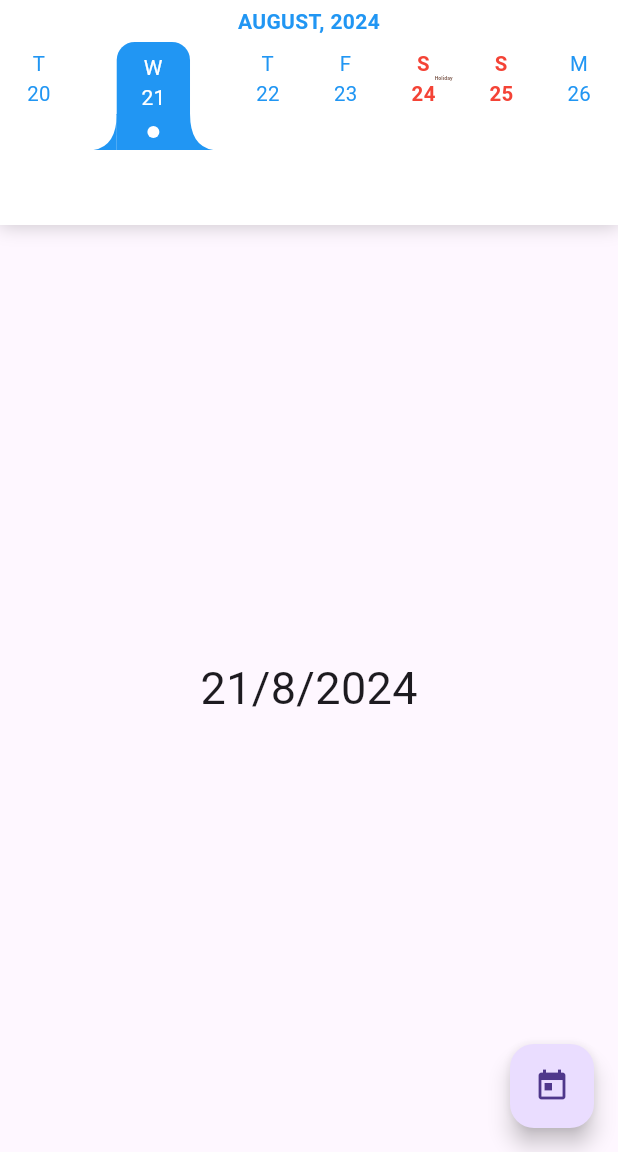
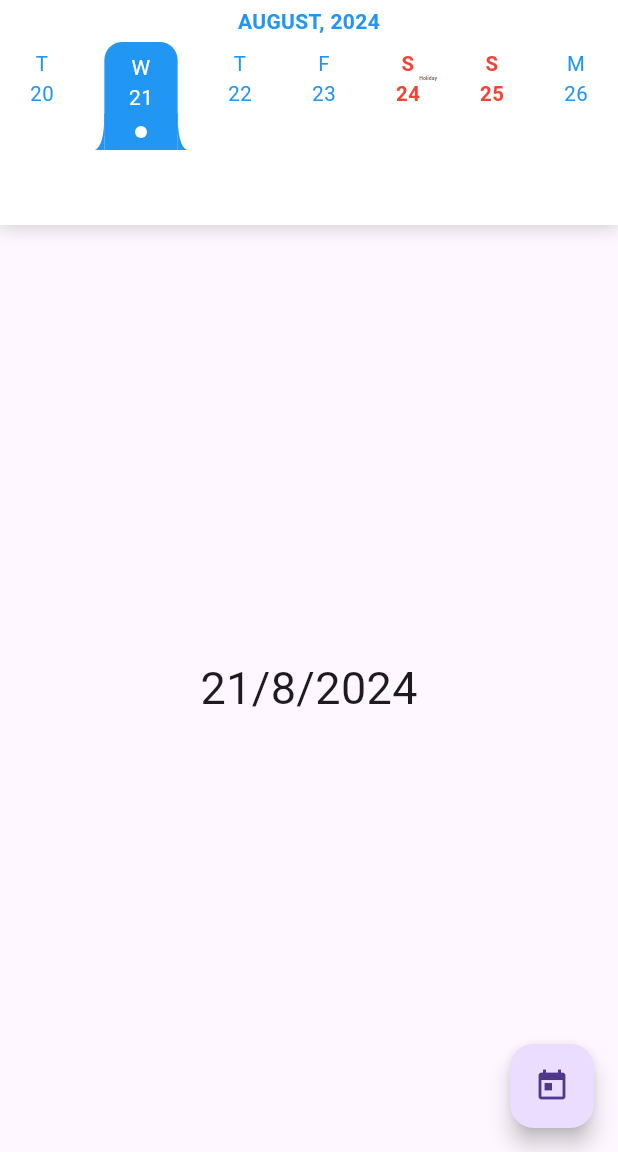
Before and after one commit to PRETOLIO-DEV/calendario_semanal, a Flutter app: the screen it shows after launch, on a phone screen of 412 x 824 dp, the part 84-1236 px from its top. Run offline on Flutter 3.47's test engine with Material 3 defaults, Android fonts, the phone set to English and light mode, and no system bars.

Commit message:
ajuste width data selecionada

```diff
--- a/lib/src/date_item.dart
+++ b/lib/src/date_item.dart
@@ -94,6 +94,8 @@ class DateItem extends StatelessWidget {
             /// Set default style each [builder] is called
             _defaultTextStyle = dateStyle;
             selectData = false;
+            bool isAdjacentDate = false;
+
             /// Check and set [Background] of today
             if (showColorToday && compareDate(date, today)) {
               _defaultBackgroundColor = todayBackgroundColor;
@@ -104,8 +106,14 @@ class DateItem extends StatelessWidget {
                 selectData = true;
                 _defaultBackgroundColor = pressedBackgroundColor;
                 _defaultTextStyle = pressedDateStyle;
+              } else if (dateSelected != null &&
+                        (compareDate(date, dateSelected.subtract(Duration(days: 1))) ||
+                          compareDate(date, dateSelected.add(Duration(days: 1))))) {
+                isAdjacentDate = true;
+                _defaultBackgroundColor = adjacentBackgroundColor; // Defina a cor de fundo para datas adjacentes
+                _defaultTextStyle = adjacentDateStyle; // Defina o estilo de texto para datas adjacentes
               }
-            }else{
+            } else {
               if (compareDate(date, today)) {
                 selectData = true;
                 _defaultBackgroundColor = pressedBackgroundColor;
@@ -134,7 +142,9 @@ class DateItem extends StatelessWidget {
                               : BorderRadius.circular(12),
                         ),
                         padding: showPinDate && selectData
-                            ? EdgeInsets.only(top: 5, left: 5, right: 5)
+                            ? EdgeInsets.only(top: 5,
+                            left: isAdjacentDate ? 0 : 5,
+                            right: isAdjacentDate ? 0 :  5)
                             : EdgeInsets.all(5),
                         child: Stack(
                           children: <Widget>[
@@ -244,7 +254,7 @@ class CurvadaLateralWidget extends StatelessWidget {
       mainAxisSize: MainAxisSize.min,
       children: [
         CustomPaint(
-          size: Size(size/2, size/2), // Ajuste o tamanho conforme necessário
+          size: Size(10, size/2), // Ajuste o tamanho conforme necessário
           painter: LateralPainter(color),
         ),
         Container(width: size, height: size/2, color: color,),
@@ -252,7 +262,7 @@ class CurvadaLateralWidget extends StatelessWidget {
           alignment: Alignment.center,
           transform: Matrix4.rotationY(math.pi),
           child: CustomPaint(
-            size: Size(size/2, size/2), // Ajuste o tamanho conforme necessário
+            size: Size(10, size/2), // Ajuste o tamanho conforme necessário
             painter: LateralPainter(color),
           ),
         ),
```
